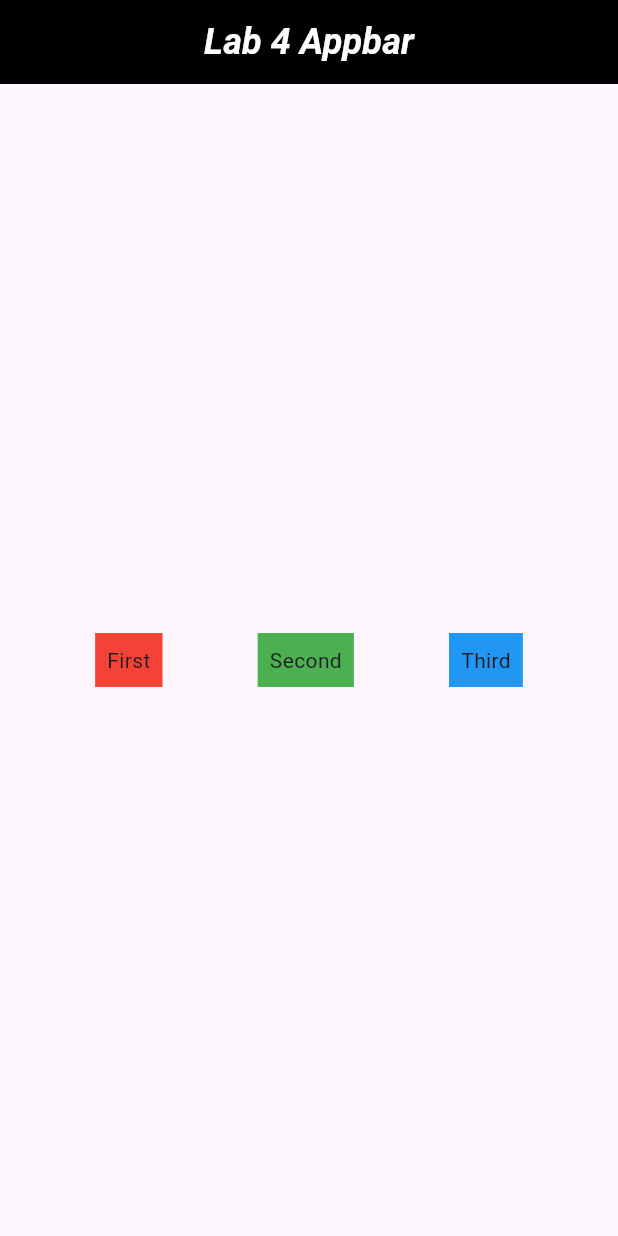
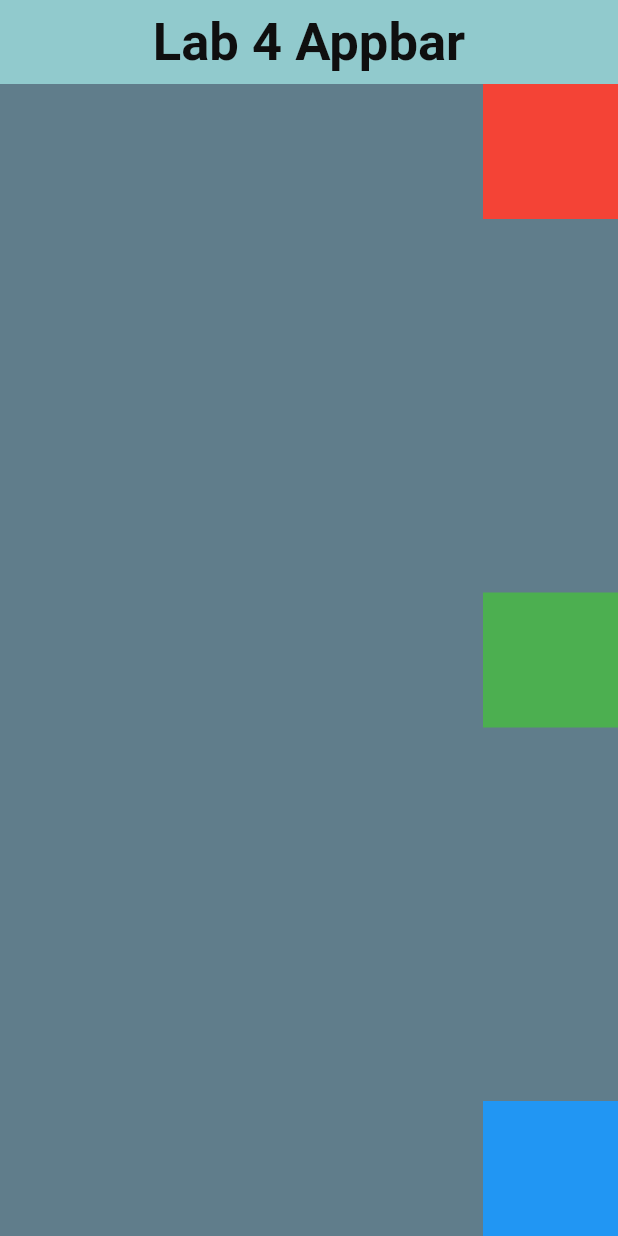
Before and after one commit to Ooozari/App-development, a Flutter app: the screen it shows after launch, on a phone screen of 412 x 824 dp. Run offline on Flutter 3.47's test engine with Material 3 defaults, Android fonts, the light colour scheme and no system bars.

Commit message:
used container widget in task 4 and 5

```diff
--- a/Lab4/app4/lib/main.dart
+++ b/Lab4/app4/lib/main.dart
@@ -1,12 +1,11 @@
 import 'package:flutter/material.dart';
 
 void main() {
-  return runApp(const MyApp());
+  runApp(const MyApp());
 }
 
 class MyApp extends StatelessWidget {
   const MyApp({super.key});
-
   @override
   Widget build(BuildContext context) {
     return const MaterialApp(
@@ -23,38 +22,28 @@ class HomePage extends StatelessWidget {
   Widget build(BuildContext context) {
     return Scaffold(
       appBar: AppBar(
-        backgroundColor: Colors.black,
-        foregroundColor: Colors.white,
-        title: const Text(
+        title: Text(
           'Lab 4 Appbar',
           style: TextStyle(
-            fontSize: 24,
+            color: const Color.fromARGB(255, 15, 15, 15),
+            fontSize: 35.0,
             fontWeight: FontWeight.bold,
-            fontStyle: FontStyle.italic,
           ),
         ),
         centerTitle: true,
+        backgroundColor: const Color.fromARGB(255, 145, 202, 205),
       ),
-      body: Center(
-        child: Row(
-          mainAxisAlignment: MainAxisAlignment.spaceEvenly,
-          crossAxisAlignment: CrossAxisAlignment.center,
+      body: Container(
+        width: 800,
+        height: 800,
+        color: Colors.blueGrey,
+        child: Column(
+          mainAxisAlignment: MainAxisAlignment.spaceBetween,
+          crossAxisAlignment: CrossAxisAlignment.end,
           children: [
-            Container(
-              color: Colors.red,
-              padding: const EdgeInsets.all(8),
-              child: Text("First"),
-            ),
-            Container(
-              color: Colors.green,
-              padding: const EdgeInsets.all(8),
-              child: Text("Second"),
-            ),
-            Container(
-              color: Colors.blue,
-              padding: const EdgeInsets.all(8),
-              child: Text("Third"),
-            ),
+            Container(height: 90, width: 90, color: Colors.red),
+            Container(height: 90, width: 90, color: Colors.green),
+            Container(height: 90, width: 90, color: Colors.blue),
           ],
         ),
       ),
```
